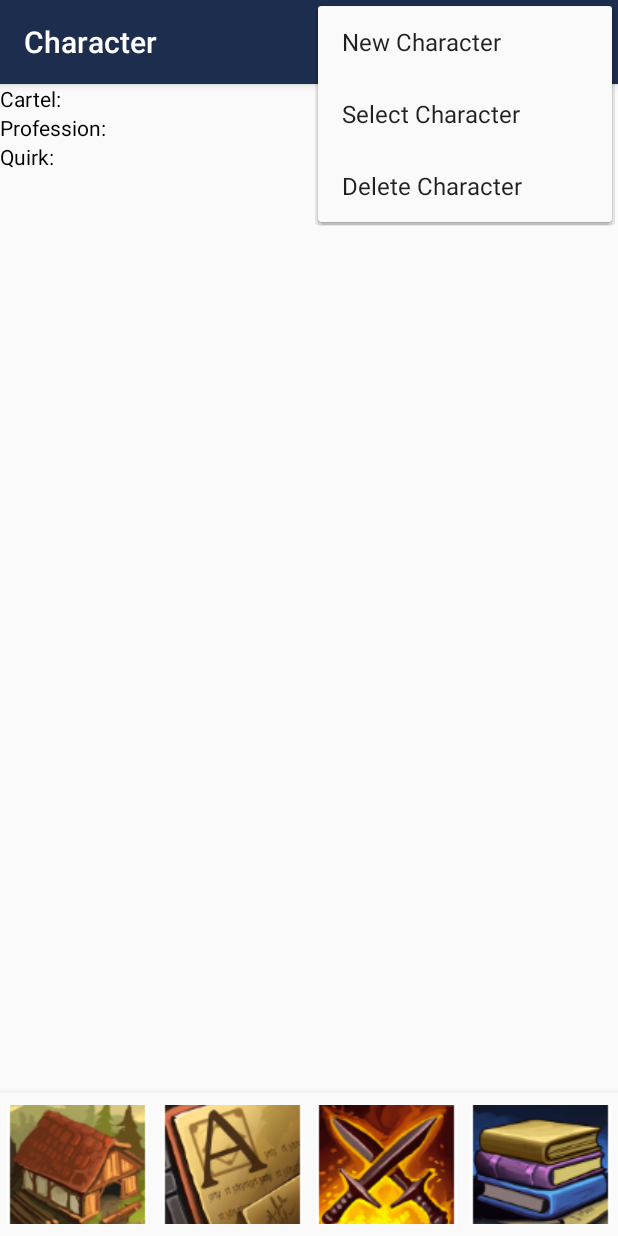
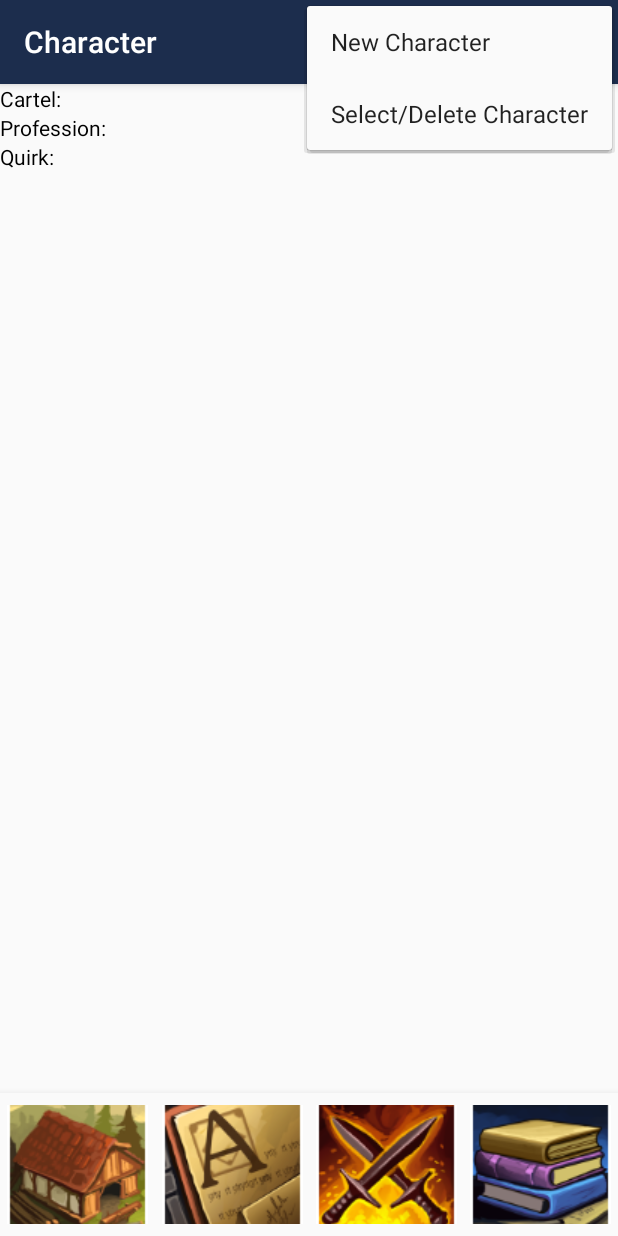
Before and after one commit to ikarian7/FinalApp, an Android app: the screen it shows after launch (MainActivity), with the options menu open, on a phone screen of 412 x 824 dp. Run offline under Robolectric (Android 15) with nearby library versions, the phone set to English and light mode, and no system bars; our stand-ins replace Room's generated code, navigation-ui.

Commit message:
switch/delete character

```diff
--- a/FinalApp/app/src/main/java/com/example/finalapp/ui/MainActivity.kt
+++ b/FinalApp/app/src/main/java/com/example/finalapp/ui/MainActivity.kt
@@ -12,6 +12,7 @@ import android.widget.Toast
 import com.google.android.material.bottomnavigation.BottomNavigationView
 import androidx.appcompat.app.AppCompatActivity
 import androidx.lifecycle.ViewModelProvider
+import androidx.navigation.NavController
 import androidx.navigation.findNavController
 import androidx.navigation.ui.AppBarConfiguration
 import androidx.navigation.ui.setupActionBarWithNavController
@@ -24,6 +25,7 @@ import kotlinx.android.synthetic.main.add_char_dialogue.view.*
 class MainActivity : AppCompatActivity() {
 
     private lateinit var mainViewModel: ActivityViewModel
+    private lateinit var navController: NavController
 
     override fun onCreate(savedInstanceState: Bundle?) {
         super.onCreate(savedInstanceState)
@@ -33,7 +35,7 @@ class MainActivity : AppCompatActivity() {
 
         val navView: BottomNavigationView = findViewById(R.id.nav_view)
 
-        val navController = findNavController(R.id.nav_host_fragment)
+        navController = findNavController(R.id.nav_host_fragment)
         // Passing each menu ID as a set of Ids because each
         // menu should be considered as top level destinations.
         val appBarConfiguration = AppBarConfiguration(setOf(
@@ -46,6 +48,8 @@ class MainActivity : AppCompatActivity() {
         navView.setupWithNavController(navController)
         navView.itemIconTintList = null
     }
+
+
 
     override fun onCreateOptionsMenu(menu: Menu): Boolean {
         // Inflate the menu; this adds items to the action bar if it is present.
@@ -61,14 +65,9 @@ class MainActivity : AppCompatActivity() {
             return true
         }
         if (id == R.id.action_two) {
-            Toast.makeText(this, "Select character", Toast.LENGTH_LONG).show()
+            startCharactersList()
             return true
         }
-        if (id == R.id.action_three) {
-            Toast.makeText(this, "Delete character", Toast.LENGTH_LONG).show()
-            return true
-        }
-
         return super.onOptionsItemSelected(item)
 
     }
@@ -105,4 +104,8 @@ class MainActivity : AppCompatActivity() {
             mAlertDialog.dismiss()
         }
     }
+    //Navigation to the characters fragment
+    private fun startCharactersList() {
+        navController.navigate(R.id.navigation_allcharacters)
+    }
 }
--- a/FinalApp/app/src/main/res/menu/menu.xml
+++ b/FinalApp/app/src/main/res/menu/menu.xml
@@ -6,8 +6,5 @@
         android:title="New Character"/>
     <item
         android:id="@+id/action_two"
-        android:title="Select Character"/>
-    <item
-        android:id="@+id/action_three"
-        android:title="Delete Character"/>
+        android:title="Select/Delete Character"/>
 </menu>
--- a/FinalApp/app/src/main/res/navigation/mobile_navigation.xml
+++ b/FinalApp/app/src/main/res/navigation/mobile_navigation.xml
@@ -29,4 +29,10 @@
         android:label="@string/title_story"
         tools:layout="@layout/fragment_story"
         />
+
+    <fragment
+        android:id="@+id/navigation_allcharacters"
+        android:name="com.example.finalapp.ui.CharacterListFragment"
+        android:label="All Characters"
+        tools:layout="@layout/characterlist"/>
 </navigation>
```
